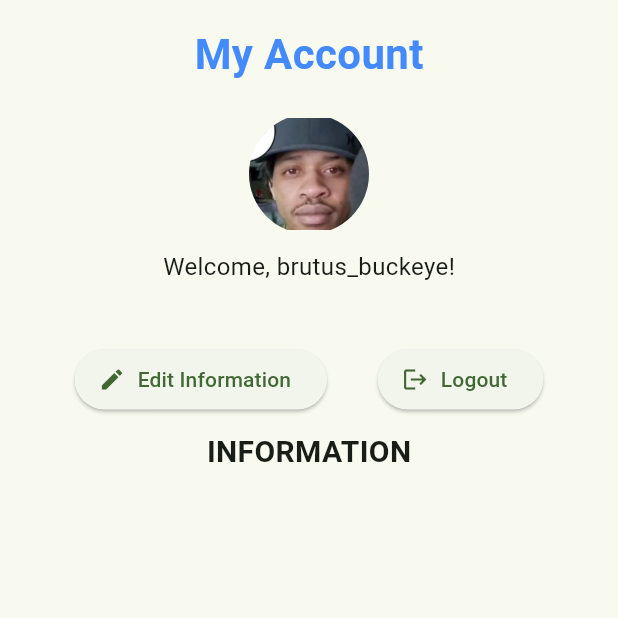
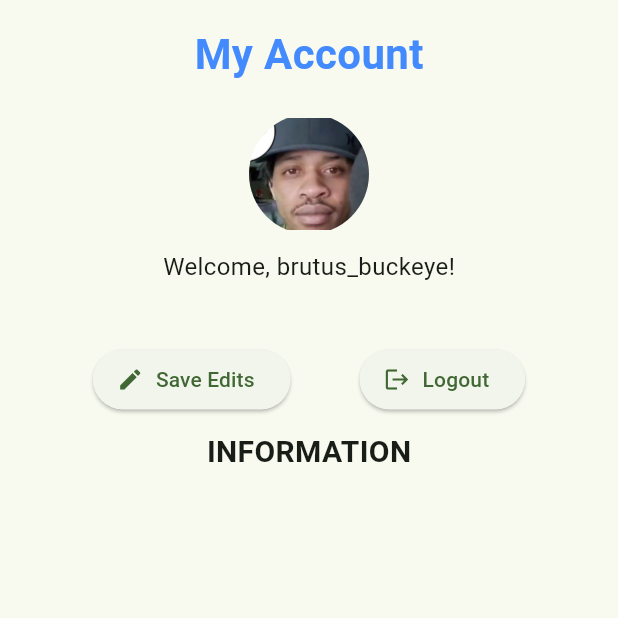
Before and after one commit to danielgof/HackOHIO2024, a Flutter app: the ProfilePage screen opened directly, on a phone screen of 412 x 824 dp, the top half of it. Run offline on Flutter 3.47's test engine with Material 3 defaults, Android fonts, the phone set to English and light mode, and no system bars; our stand-ins replace camera.

Commit message:
changed wording of editing profile

```diff
--- a/app/lib/private/profile_page.dart
+++ b/app/lib/private/profile_page.dart
@@ -230,7 +230,7 @@ class ProfilePageState extends State<ProfilePage> {
                                   _toggleEditPreferences(_isVisible);
                                 },
                                 icon: Icon(Icons.edit), // Adding an icon
-                                label: Text('Edit Information'),
+                                label: Text('Save Edits'),
                               ),
                               ElevatedButton.icon(
                                 onPressed: () {
```
